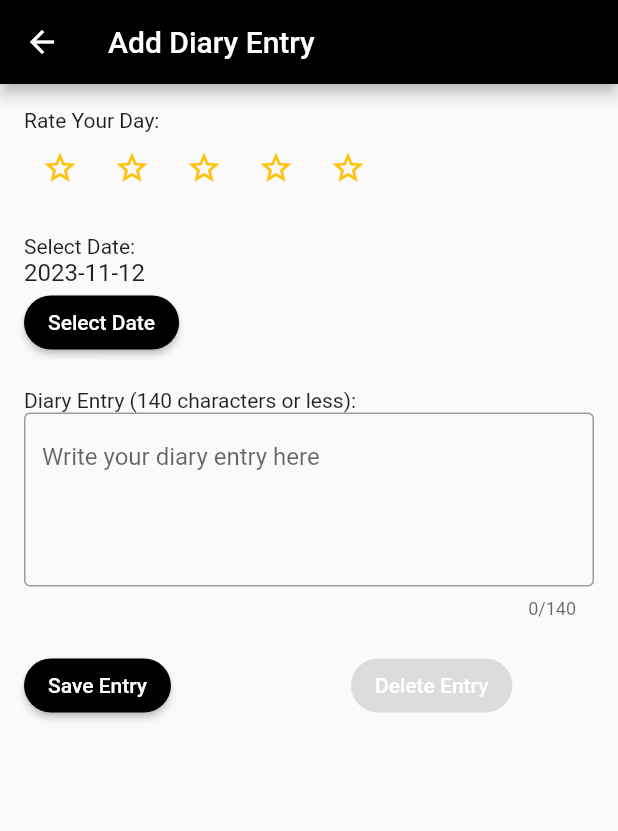
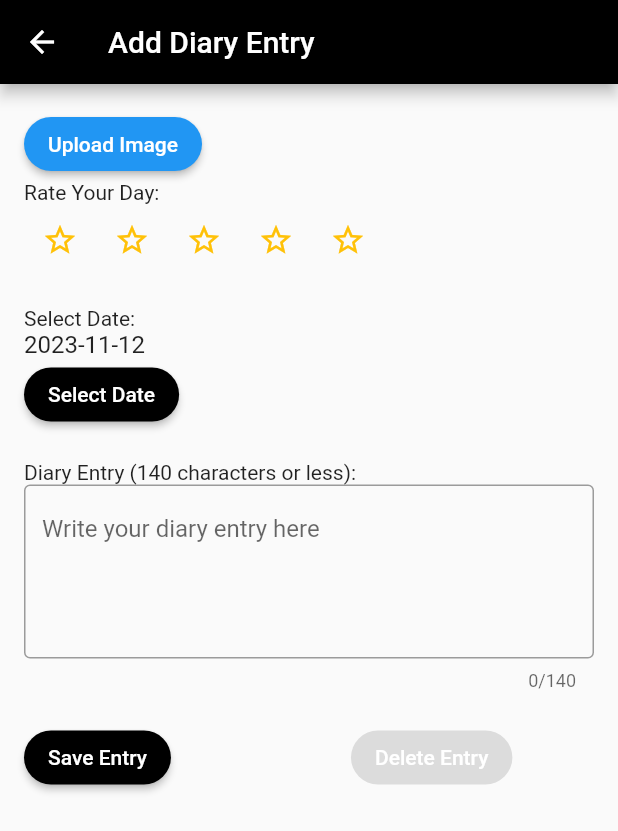
Before and after one commit to rashodkorala/Deardiary, a Flutter app: the DiaryEntryView screen opened by its route, on a phone screen of 412 x 824 dp. Shown: the top 831 px of the screen. Run offline on Flutter 3.47's test engine with Material 2 defaults, Android fonts, the phone set to English and light mode, and no system bars; our stand-ins replace cloud_firestore, firebase_auth, firebase_core, firebase_storage, image_picker; accounts and stored records are empty.

Commit message:
add image picker

```diff
--- a/lib/model/diary_entry_model.dart
+++ b/lib/model/diary_entry_model.dart
@@ -5,12 +5,14 @@ class DiaryEntry {
   String date;
   String content;
   int rating;
+  String imageUrl;
 
   DiaryEntry({
     this.id = '', // Initialize with an empty string
     required this.date,
     required this.content,
     required this.rating,
+    this.imageUrl = '',
   });
 
   // Convert a Firestore snapshot into a DiaryEntry instance
@@ -21,6 +23,7 @@ class DiaryEntry {
       date: data['date'],
       content: data['content'],
       rating: data['rating'],
+      imageUrl: data['imageUrl'],
     );
   }
 
@@ -30,6 +33,7 @@ class DiaryEntry {
       'date': date,
       'content': content,
       'rating': rating,
+      'imageUrl': imageUrl,
     };
   }
 }
--- a/lib/view/diary_entry_view.dart
+++ b/lib/view/diary_entry_view.dart
@@ -1,8 +1,10 @@
 import 'package:deardiary/model/diary_entry_model.dart';
 import 'package:flutter/material.dart';
 import 'package:intl/intl.dart';
-
+import 'package:firebase_storage/firebase_storage.dart' as firebase_storage;
 import '../controller/diary_entry_service.dart';
+import 'dart:io';
+import 'package:image_picker/image_picker.dart';
 
 class DiaryEntryView extends StatefulWidget {
   final DiaryEntry? diaryEntry; // Add this line
@@ -19,6 +21,8 @@ class _DiaryEntryViewState extends State<DiaryEntryView> {
   List<String> existingDates = [];
   bool isEditing = false;
 
+  File? _pickedImage;
+
   @override
   void initState() {
     super.initState();
@@ -33,6 +37,50 @@ class _DiaryEntryViewState extends State<DiaryEntryView> {
       _selectedDate = DateTime.parse(diaryEntry.date);
       print(_selectedDate);
     }
+  }
+
+  Future<void> _uploadImage() async {
+    try {
+      if (_pickedImage != null) {
+        final fileName =
+            'diary_images/${DateTime.now().millisecondsSinceEpoch}.jpg';
+        final ref =
+            firebase_storage.FirebaseStorage.instance.ref().child(fileName);
+
+        await ref.putFile(_pickedImage!);
+
+        // Get the download URL of the uploaded image
+        final imageUrl = await ref.getDownloadURL();
+
+        // Now, you can store the imageUrl in your database or use it as needed
+        print('Image uploaded successfully. URL: $imageUrl');
+      } else {
+        print('No image picked.');
+      }
+    } catch (e) {
+      print('Error uploading image: $e');
+    }
+  }
+
+  Future<void> _pickeImage() async {
+    final picker = ImagePicker();
+    final pickedImage = await picker.pickImage(source: ImageSource.gallery);
+    if (pickedImage != null) {
+      setState(() {
+        _pickedImage = File(pickedImage.path);
+      });
+    }
+  }
+
+  Widget _displayPickedImage() {
+    return _pickedImage != null
+        ? Image.file(
+            _pickedImage!,
+            height: 100,
+            width: 100,
+            fit: BoxFit.cover,
+          )
+        : Container(); // You can customize this container as needed
   }
 
   Future<void> _loadExistingDates() async {
@@ -150,6 +198,7 @@ class _DiaryEntryViewState extends State<DiaryEntryView> {
       return ElevatedButton(
         onPressed: () {
           _saveDiaryEntry();
+          _uploadImage();
         },
         style: ElevatedButton.styleFrom(
           backgroundColor: Colors.black,
@@ -195,6 +244,21 @@ class _DiaryEntryViewState extends State<DiaryEntryView> {
         child: Column(
           crossAxisAlignment: CrossAxisAlignment.start,
           children: [
+             _displayPickedImage(),
+            ElevatedButton(
+              onPressed: _pickeImage,
+              style: ElevatedButton.styleFrom(
+                backgroundColor: Colors.blue, // Customize the button color
+                shape: RoundedRectangleBorder(
+                  borderRadius: BorderRadius.circular(30.0),
+                ),
+              ),
+              child: Text(
+                'Upload Image',
+                style: TextStyle(color: Colors.white),
+              ),
+            ),
+            // Display the picked image
             const Text('Rate Your Day:'),
             Row(
               children: List.generate(5, (index) {
--- a/pubspec.yaml
+++ b/pubspec.yaml
@@ -47,6 +47,7 @@ dependencies:
   provider: ^6.0.5
   fl_chart: ^0.64.0
   image_picker: ^1.0.4
+  firebase_storage: ^11.5.0
 
 dev_dependencies:
   flutter_test:
```
Also changed, not shown: lib/firebase_options.dart, pubspec.lock, 6 other files.
